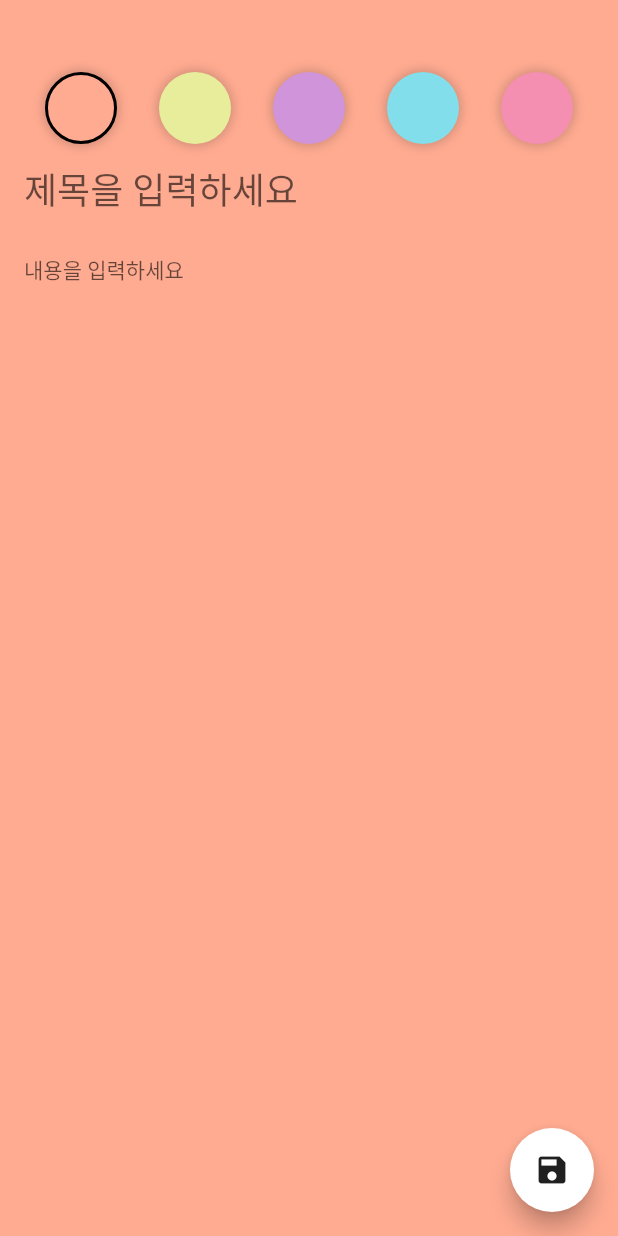
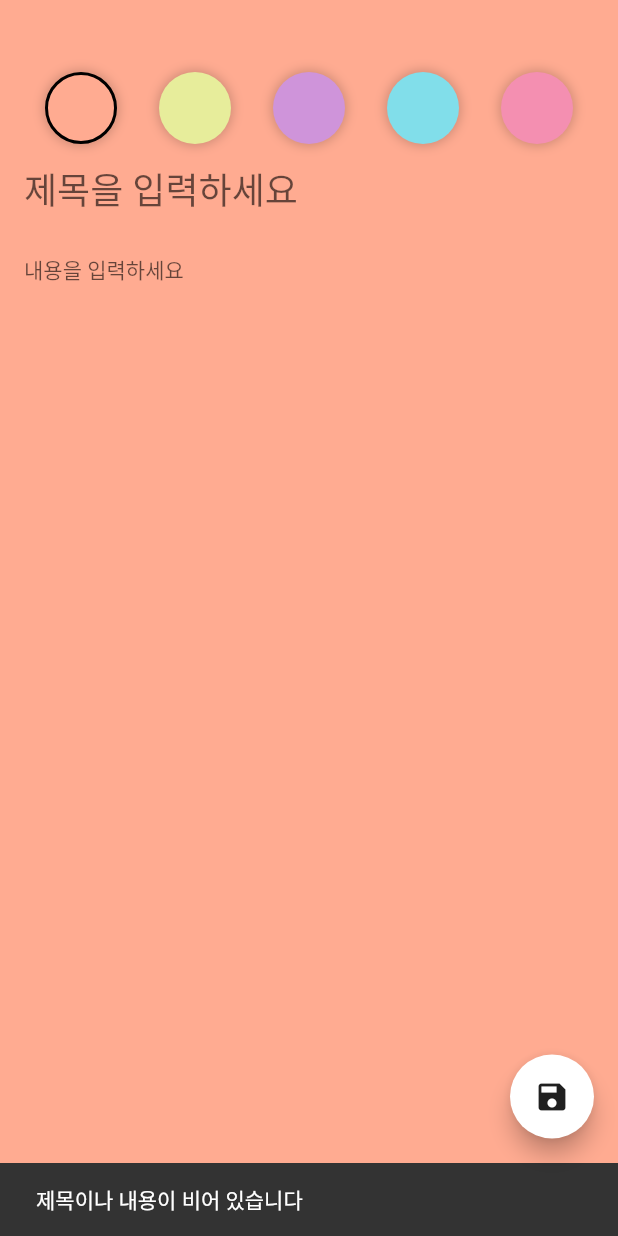
Before and after one commit to arcanine33/note, a Flutter app: the AddEditNoteScreen screen opened directly, after a tap on the "save" icon, on a phone screen of 412 x 824 dp. Run offline on Flutter 3.47's test engine with Material 2 defaults, Android fonts, the phone set to English and light mode, and no system bars; our stand-ins replace freezed_annotation, sqflite; accounts and stored records are empty.

Commit message:
[feat]ui event listen code 추가

```diff
--- a/lib/presentation/add_edit_note/add_edit_note_screen.dart
+++ b/lib/presentation/add_edit_note/add_edit_note_screen.dart
@@ -1,8 +1,13 @@
 import 'package:flutter/material.dart';
+import 'package:note/domain/model/note.dart';
+import 'package:note/presentation/add_edit_note/add_edit_note_event.dart';
+import 'package:note/presentation/add_edit_note/add_edit_note_view_model.dart';
 import 'package:note/ui/colors.dart';
+import 'package:provider/provider.dart';
 
 class AddEditNoteScreen extends StatefulWidget {
-  const AddEditNoteScreen({Key? key}) : super(key: key);
+  final Note? note;
+  const AddEditNoteScreen({Key? key, this.note}) : super(key: key);
 
   @override
   State<AddEditNoteScreen> createState() => _AddEditNoteScreenState();
@@ -20,7 +25,18 @@ class _AddEditNoteScreenState extends State<AddEditNoteScreen> {
     illusion
   ];
 
-  Color _color = roseBud;
+  @override
+  void initState() {
+    super.initState();
+    Future.microtask(() {
+      final viewModel = context.read<AddEditNoteViewModel>();
+      viewModel.eventStream.listen((event) {
+        event.when(saveNote: () {
+          Navigator.pop(context, true);
+        });
+      });
+    });
+  }
 
   @override
   void dispose() {
@@ -31,12 +47,13 @@ class _AddEditNoteScreenState extends State<AddEditNoteScreen> {
 
   @override
   Widget build(BuildContext context) {
+    final viewModel = context.watch<AddEditNoteViewModel>();
     return Scaffold(
       body: AnimatedContainer(
         duration: const Duration(milliseconds: 500),
         padding:
             const EdgeInsets.only(left: 16, right: 16, bottom: 16, top: 48),
-        color: _color,
+        color: Color(viewModel.color),
         child: Column(
           children: [
             Row(
@@ -45,18 +62,18 @@ class _AddEditNoteScreenState extends State<AddEditNoteScreen> {
                     .map(
                       (color) => InkWell(
                         onTap: () {
-                          setState(() {
-                            _color = color;
-                          });
+                          viewModel.onEvent(
+                              AddEditNoteEvent.changeColor(color.value));
                         },
                         child: _buildBackgroundColor(
                           color: color,
-                          selected: _color == color,
+                          selected: viewModel.color == color.value,
                         ),
                       ),
                     )
                     .toList()),
             TextField(
+              controller: _titleController,
               maxLines: 1,
               style: Theme.of(context).textTheme.headline5!.copyWith(
                     color: darkGrey,
@@ -67,6 +84,7 @@ class _AddEditNoteScreenState extends State<AddEditNoteScreen> {
               ),
             ),
             TextField(
+              controller: _contentController,
               maxLines: null,
               style: Theme.of(context).textTheme.bodyText1!.copyWith(
                     color: darkGrey,
@@ -80,7 +98,21 @@ class _AddEditNoteScreenState extends State<AddEditNoteScreen> {
         ),
       ),
       floatingActionButton: FloatingActionButton(
-        onPressed: () {},
+        onPressed: () {
+          if (_titleController.text.isEmpty ||
+              _contentController.text.isEmpty) {
+            const snackBar = SnackBar(content: Text('제목이나 내용이 비어 있습니다'));
+            ScaffoldMessenger.of(context).showSnackBar(snackBar);
+          } else {
+            viewModel.onEvent(
+              AddEditNoteEvent.saveNote(
+                widget.note == null ? null : widget.note!.id,
+                _titleController.text,
+                _contentController.text,
+              ),
+            );
+          }
+        },
         child: const Icon(Icons.save),
       ),
     );
--- a/lib/presentation/add_edit_note/add_edit_note_view_model.dart
+++ b/lib/presentation/add_edit_note/add_edit_note_view_model.dart
@@ -1,13 +1,20 @@
+import 'dart:async';
+
 import 'package:flutter/material.dart';
 import 'package:note/domain/model/note.dart';
 import 'package:note/domain/repository/note_repository.dart';
 import 'package:note/presentation/add_edit_note/add_edit_note_event.dart';
+import 'package:note/presentation/add_edit_note/add_edit_note_ui_event.dart';
+import 'package:note/ui/colors.dart';
 
 class AddEditNoteViewModel with ChangeNotifier {
   final NoteRepository repository;
 
-  int _color = Colors.orange.value;
+  int _color = roseBud.value;
   int get color => _color;
+
+  final _eventController = StreamController<AddEditNoteUiEvent>();
+  Stream<AddEditNoteUiEvent> get eventStream => _eventController.stream;
 
   AddEditNoteViewModel(this.repository);
 
@@ -41,5 +48,7 @@ class AddEditNoteViewModel with ChangeNotifier {
         ),
       );
     }
+
+    _eventController.add(AddEditNoteUiEvent.saveNote());
   }
 }
```
